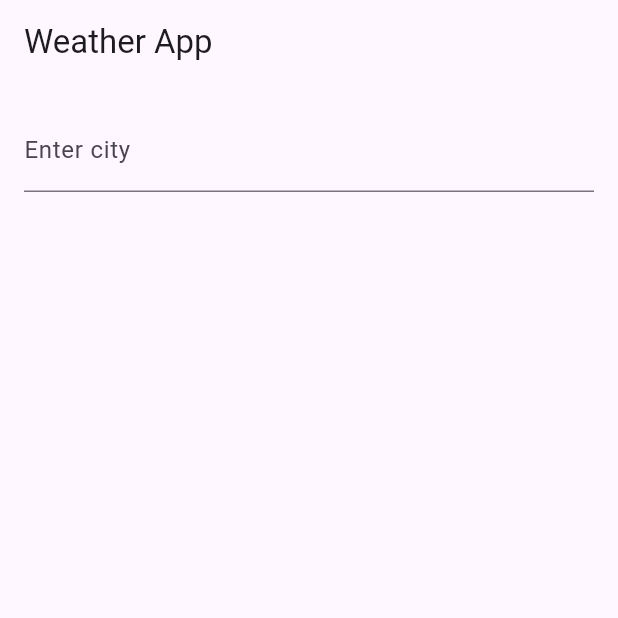
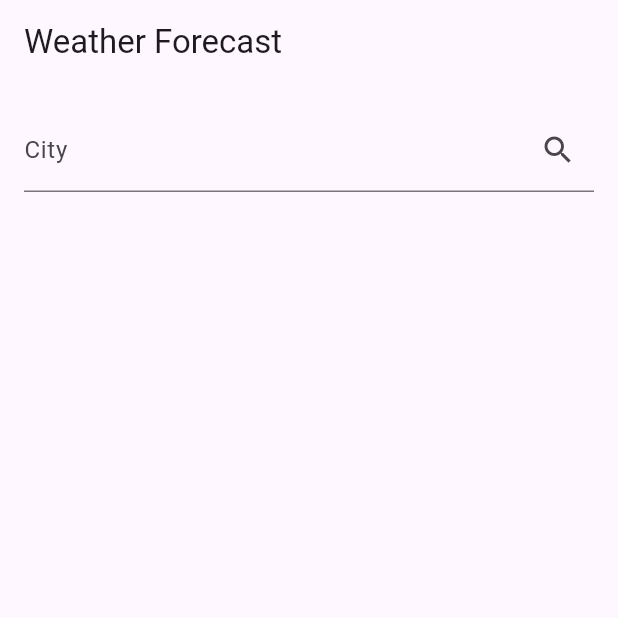
Before and after one commit to kardelenkeles/weather-app, a Flutter app: the screen it shows after launch, on a phone screen of 412 x 824 dp, the top half of it. Run offline on Flutter 3.47's test engine with Material 3 defaults, Android fonts, the phone set to English and light mode, and no system bars; our stand-ins replace auto_route, flutter_dotenv, get_it.

Commit message:
bug fixed

```diff
--- a/lib/config/router/app_router.dart
+++ b/lib/config/router/app_router.dart
@@ -7,8 +7,8 @@ class AppRouter extends $AppRouter {
   @override
   List<AutoRoute> get routes => [
         AutoRoute(page: SplashRoute.page),
-        AutoRoute(page: HomeRoute.page, initial: true),
+        AutoRoute(page: HomeRoute.page),
         AutoRoute(page: WeatherDetailRoute.page),
-        AutoRoute(page: ExploreRoute.page),
+        AutoRoute(page: ExploreRoute.page, initial: true),
       ];
 }
--- a/lib/services/weather_service.dart
+++ b/lib/services/weather_service.dart
@@ -3,20 +3,21 @@ import 'package:flutter_dotenv/flutter_dotenv.dart';
 import 'package:http/http.dart' as http;
 import 'package:uplide_task/models/weather_model.dart';
 
+
 class WeatherService {
-  final String apiKey = dotenv.env['API_KEY']!;
-  final String baseUrl = 'http://api.openweathermap.org/data/2.5';
+  final String _baseUrl = "http://api.openweathermap.org/data/2.5/forecast";
+  final String _apiKey = dotenv.env['API_KEY'].toString();
 
   Future<List<WeatherModel>> fetchWeather(String city) async {
-    final response = await http
-        .get(Uri.parse('$baseUrl?q=$city&appid=$apiKey&units=metric'));
+    final response = await http.get(Uri.parse("$_baseUrl?q=$city&appid=$_apiKey&units=metric"));
+
+    print('Response status: ${response.statusCode}');
+    print('Response body: ${response.body}');
 
     if (response.statusCode == 200) {
-      final jsonData = json.decode(response.body);
-      final List<WeatherModel> weatherList = [];
-      jsonData['list'].forEach((v) {
-        weatherList.add(WeatherModel.fromJson(v));
-      });
+      Map<String, dynamic> json = jsonDecode(response.body);
+      List<dynamic> list = json['list'];
+      List<WeatherModel> weatherList = list.map((data) => WeatherModel.fromJson(data)).toList();
       return weatherList;
     } else {
       throw Exception('Failed to load weather data');
--- a/lib/view/screens/explore_screen.dart
+++ b/lib/view/screens/explore_screen.dart
@@ -1,16 +1,65 @@
-import 'package:auto_route/auto_route.dart';
 import 'package:flutter/material.dart';
+import 'package:provider/provider.dart';
+import 'package:uplide_task/models/weather_model.dart';
+import 'package:uplide_task/viewmodels/weather_viewmodel.dart';
 
-@RoutePage()
-class ExploreScreen extends StatelessWidget {
+class ExploreScreen extends StatefulWidget {
+  @override
+  _WeatherScreenState createState() => _WeatherScreenState();
+}
+
+class _WeatherScreenState extends State<ExploreScreen> {
+  final TextEditingController _cityController = TextEditingController();
+
   @override
   Widget build(BuildContext context) {
+    final weatherViewModel = Provider.of<WeatherViewModel>(context);
+
     return Scaffold(
       appBar: AppBar(
-        title: const Text('Explore Screen'),
+        title: Text('Weather Forecast'),
       ),
-      body: const Center(
-        child: Text('Welcome to the Explore Screen'),
+      body: Padding(
+        padding: const EdgeInsets.all(16.0),
+        child: Column(
+          children: [
+            TextField(
+              controller: _cityController,
+              decoration: InputDecoration(
+                labelText: 'City',
+                suffixIcon: IconButton(
+                  icon: Icon(Icons.search),
+                  onPressed: () {
+                    if (_cityController.text.isNotEmpty) {
+                      weatherViewModel.fetchWeather(_cityController.text);
+                    }
+                  },
+                ),
+              ),
+            ),
+            SizedBox(height: 20),
+            if (weatherViewModel.isLoading)
+              CircularProgressIndicator()
+            else if (weatherViewModel.errorMessage != null)
+              Text(
+                weatherViewModel.errorMessage!,
+                style: TextStyle(color: Colors.red),
+              )
+            else if (weatherViewModel.weatherList != null)
+              Expanded(
+                child: ListView.builder(
+                  itemCount: weatherViewModel.weatherList!.length,
+                  itemBuilder: (context, index) {
+                    WeatherModel weather = weatherViewModel.weatherList![index];
+                    return ListTile(
+                      title: Text(weather.dtTxt ?? ""),
+                      subtitle: Text("Temperature: ${weather.main?.temp}°C"),
+                    );
+                  },
+                ),
+              ),
+          ],
+        ),
       ),
     );
   }
--- a/lib/view/screens/home_screen.dart
+++ b/lib/view/screens/home_screen.dart
@@ -1,51 +1,16 @@
+import 'package:auto_route/auto_route.dart';
 import 'package:flutter/material.dart';
-import 'package:provider/provider.dart';
-import 'package:uplide_task/viewmodels/weather_viewmodel.dart';
 
+@RoutePage()
 class HomeScreen extends StatelessWidget {
-  final TextEditingController _controller = TextEditingController();
-
   @override
   Widget build(BuildContext context) {
-    final viewModel = Provider.of<WeatherViewModel>(context);
-
     return Scaffold(
       appBar: AppBar(
-        title: const Text('Weather App'),
+        title: const Text('Home Page'),
       ),
-      body: Padding(
-        padding: const EdgeInsets.all(16.0),
-        child: Column(
-          children: [
-            TextField(
-              controller: _controller,
-              decoration: const InputDecoration(labelText: 'Enter city'),
-              onSubmitted: (value) {
-                viewModel.fetchWeather(value);
-              },
-            ),
-            const SizedBox(height: 20),
-            if (viewModel.isLoading)
-              const CircularProgressIndicator()
-            else if (viewModel.errorMessage.isNotEmpty)
-              Text(viewModel.errorMessage)
-            else
-              Expanded(
-                child: ListView.builder(
-                  itemCount: viewModel.weatherList.length,
-                  itemBuilder: (context, index) {
-                    final weather = viewModel.weatherList[index];
-                    return ListTile(
-                      title: Text(weather.dtTxt ?? ''),
-                      subtitle: Text(
-                        'Temp: ${weather.main?.temp}°C, ${weather.weather?[0].description}',
-                      ),
-                    );
-                  },
-                ),
-              ),
-          ],
-        ),
+      body: const Center(
+        child: Text('Welcome to the Home Page'),
       ),
     );
   }
--- a/lib/viewmodels/weather_viewmodel.dart
+++ b/lib/viewmodels/weather_viewmodel.dart
@@ -2,20 +2,20 @@ import 'package:flutter/material.dart';
 import 'package:uplide_task/models/weather_model.dart';
 import 'package:uplide_task/services/weather_service.dart';
 
-class WeatherViewModel extends ChangeNotifier {
+class WeatherViewModel with ChangeNotifier {
+  List<WeatherModel>? _weatherList;
+  bool _isLoading = false;
+  String? _errorMessage;
+
+  List<WeatherModel>? get weatherList => _weatherList;
+  bool get isLoading => _isLoading;
+  String? get errorMessage => _errorMessage;
+
   final WeatherService _weatherService = WeatherService();
-
-  List<WeatherModel> _weatherList = [];
-  bool _isLoading = false;
-  String _errorMessage = '';
-
-  List<WeatherModel> get weatherList => _weatherList;
-  bool get isLoading => _isLoading;
-  String get errorMessage => _errorMessage;
 
   Future<void> fetchWeather(String city) async {
     _isLoading = true;
-    _errorMessage = '';
+    _errorMessage = null;
     notifyListeners();
 
     try {
```
Also changed, not shown: lib/models/weather_model.dart (+17 -17 lines), 1 other file.
